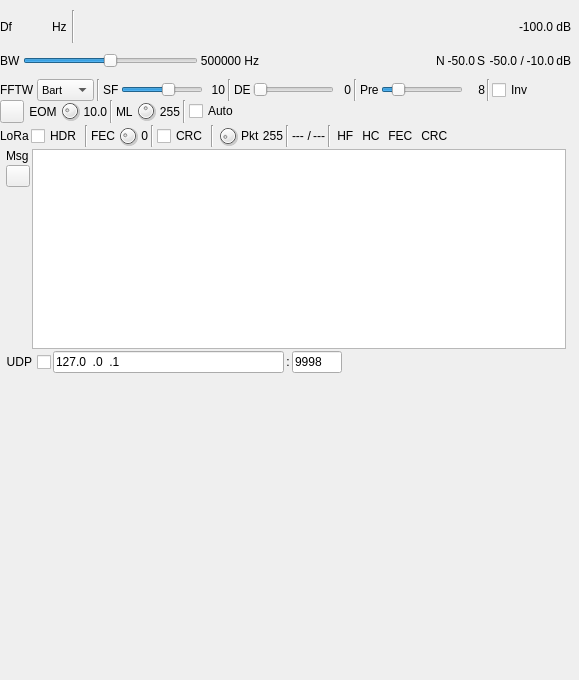
First picture: the form in plugins/channelrx/demodmeshtastic/meshtasticdemodgui.ui, repository f4exb/sdrangel, before the edit.
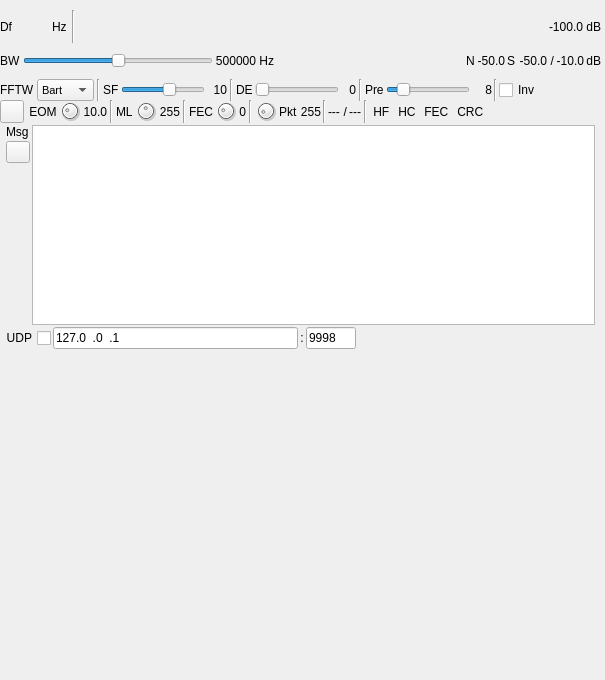
Second picture: the form after the edit. Icons and pictures are not drawn. Custom widgets are drawn as their Qt base class.

Commit message: Meshtastic demod: removed useless buttons in the UI, removed FT8 dependency, first pass on rewriting the readme

```diff
--- a/plugins/channelrx/demodmeshtastic/meshtasticdemodgui.ui
+++ b/plugins/channelrx/demodmeshtastic/meshtasticdemodgui.ui
@@ -6,13 +6,13 @@
    <rect>
     <x>0</x>
     <y>0</y>
-    <width>579</width>
+    <width>605</width>
     <height>680</height>
    </rect>
   </property>
   <property name="minimumSize">
    <size>
-    <width>532</width>
+    <width>605</width>
     <height>680</height>
    </size>
   </property>
@@ -30,7 +30,7 @@
     <rect>
      <x>0</x>
      <y>10</y>
-     <width>571</width>
+     <width>601</width>
      <height>91</height>
     </rect>
    </property>
@@ -565,8 +565,8 @@
     <rect>
      <x>0</x>
      <y>100</y>
-     <width>572</width>
-     <height>301</height>
+     <width>601</width>
+     <height>316</height>
     </rect>
    </property>
    <property name="windowTitle">
@@ -707,63 +707,6 @@
        </widget>
       </item>
       <item>
-       <widget class="QCheckBox" name="messageLengthAuto">
-        <property name="toolTip">
-         <string>Set message length in symbols automatically to provided message length (LoRa and FT only)</string>
-        </property>
-        <property name="text">
-         <string>Auto</string>
-        </property>
-       </widget>
-      </item>
-      <item>
-       <spacer name="horizontalSpacer_4">
-        <property name="orientation">
-         <enum>Qt::Horizontal</enum>
-        </property>
-        <property name="sizeHint" stdset="0">
-         <size>
-          <width>40</width>
-          <height>20</height>
-         </size>
-        </property>
-       </spacer>
-      </item>
-     </layout>
-    </item>
-    <item>
-     <layout class="QHBoxLayout" name="fecLayout">
-      <item>
-       <widget class="QLabel" name="loraLabel">
-        <property name="text">
-         <string>LoRa</string>
-        </property>
-       </widget>
-      </item>
-      <item>
-       <widget class="QCheckBox" name="header">
-        <property name="toolTip">
-         <string>Expect header (explicit) - disables manual FEC and CRC</string>
-        </property>
-        <property name="text">
-         <string>HDR</string>
-        </property>
-       </widget>
-      </item>
-      <item>
-       <widget class="Line" name="line_4">
-        <property name="minimumSize">
-         <size>
-          <width>5</width>
-          <height>0</height>
-         </size>
-        </property>
-        <property name="orientation">
-         <enum>Qt::Vertical</enum>
-        </property>
-       </widget>
-      </item>
-      <item>
        <widget class="QLabel" name="fecParityLabel">
         <property name="text">
          <string>FEC</string>
@@ -815,29 +758,6 @@
         </property>
        </widget>
       </item>
-      <item>
-       <widget class="QCheckBox" name="crc">
-        <property name="toolTip">
-         <string>CRC appended to payload</string>
-        </property>
-        <property name="text">
-         <string>CRC</string>
-        </property>
-       </widget>
-      </item>
-      <item>
-       <widget class="Line" name="line_7">
-        <property name="minimumSize">
-         <size>
-          <width>5</width>
-          <height>0</height>
-         </size>
-        </property>
-        <property name="orientation">
-         <enum>Qt::Vertical</enum>
-        </property>
-       </widget>
-      </item>
       <item>
        <widget class="QDial" name="packetLength">
         <property name="maximumSize">
@@ -878,13 +798,7 @@
        </widget>
       </item>
       <item>
-       <widget class="Line" name="line_6">
-        <property name="minimumSize">
-         <size>
-          <width>5</width>
-          <height>0</height>
-         </size>
-        </property>
+       <widget class="Line" name="line_4">
         <property name="orientation">
          <enum>Qt::Vertical</enum>
         </property>
@@ -980,7 +894,7 @@
        </widget>
       </item>
       <item>
-       <spacer name="horizontalSpacer_5">
+       <spacer name="horizontalSpacer_4">
         <property name="orientation">
          <enum>Qt::Horizontal</enum>
         </property>
@@ -1177,7 +1091,7 @@
     <rect>
      <x>0</x>
      <y>410</y>
-     <width>571</width>
+     <width>601</width>
      <height>260</height>
     </rect>
    </property>
```
The commit also changes 3 other files.
